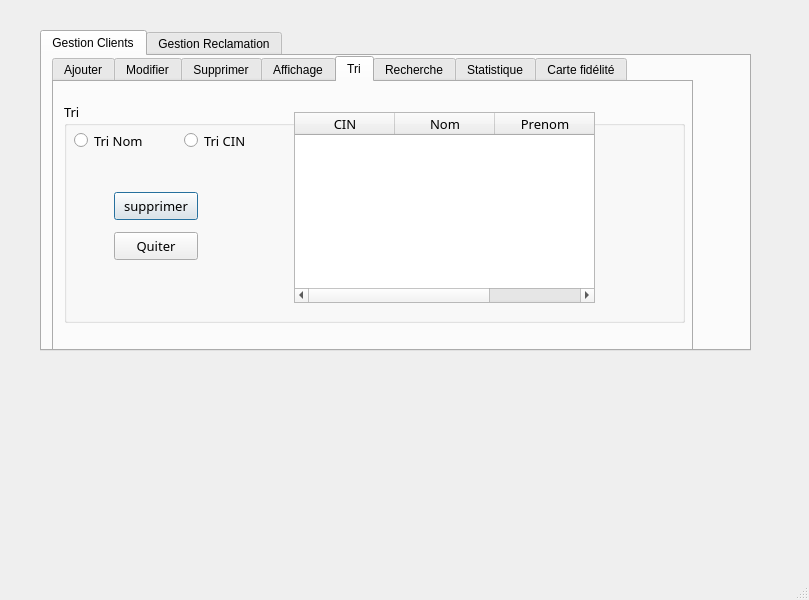
Above: Gestion_client/mainwindow.ui from laroussiamir01/Smart_Printer_2A5 before the change. Below: the same form after it.
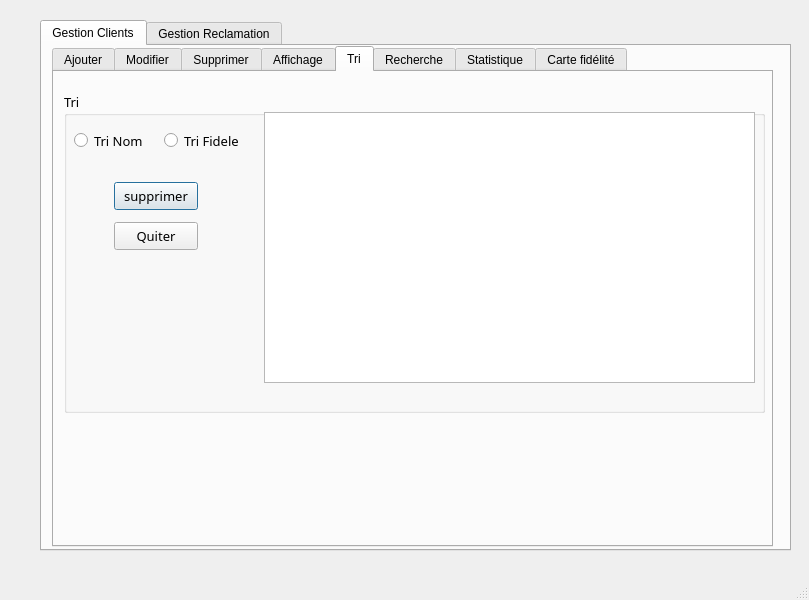
That is the form after the change. The open tabs and pages were chosen to show the change. Icons and pictures are not drawn.

Diff of the .ui file:
```diff
--- a/Gestion_client/mainwindow.ui
+++ b/Gestion_client/mainwindow.ui
@@ -18,9 +18,9 @@
     <property name="geometry">
      <rect>
       <x>40</x>
-      <y>30</y>
-      <width>711</width>
-      <height>321</height>
+      <y>20</y>
+      <width>751</width>
+      <height>531</height>
      </rect>
     </property>
     <property name="currentIndex">
@@ -35,8 +35,8 @@
        <rect>
         <x>10</x>
         <y>0</y>
-        <width>641</width>
-        <height>301</height>
+        <width>721</width>
+        <height>501</height>
        </rect>
       </property>
       <property name="currentIndex">
@@ -748,8 +748,8 @@
          <rect>
           <x>10</x>
           <y>20</y>
-          <width>621</width>
-          <height>221</height>
+          <width>701</width>
+          <height>321</height>
          </rect>
         </property>
         <property name="font">
@@ -763,57 +763,6 @@
         <property name="title">
          <string>Tri</string>
         </property>
-        <widget class="QRadioButton" name="radioButton_TRInProd">
-         <property name="geometry">
-          <rect>
-           <x>10</x>
-           <y>30</y>
-           <width>82</width>
-           <height>17</height>
-          </rect>
-         </property>
-         <property name="text">
-          <string>Tri Nom</string>
-         </property>
-        </widget>
-        <widget class="QRadioButton" name="radioButton_TRInProd_3">
-         <property name="geometry">
-          <rect>
-           <x>120</x>
-           <y>30</y>
-           <width>81</width>
-           <height>17</height>
-          </rect>
-         </property>
-         <property name="text">
-          <string>Tri CIN</string>
-         </property>
-        </widget>
-        <widget class="QTableWidget" name="tableWidget">
-         <property name="geometry">
-          <rect>
-           <x>230</x>
-           <y>10</y>
-           <width>301</width>
-           <height>191</height>
-          </rect>
-         </property>
-         <column>
-          <property name="text">
-           <string>CIN</string>
-          </property>
-         </column>
-         <column>
-          <property name="text">
-           <string>Nom</string>
-          </property>
-         </column>
-         <column>
-          <property name="text">
-           <string>Prenom</string>
-          </property>
-         </column>
-        </widget>
         <widget class="QPushButton" name="suppProduit_2">
          <property name="geometry">
           <rect>
@@ -879,6 +828,42 @@
           <bool>false</bool>
          </property>
         </widget>
+        <widget class="QTableView" name="tableView_tri">
+         <property name="geometry">
+          <rect>
+           <x>200</x>
+           <y>20</y>
+           <width>491</width>
+           <height>271</height>
+          </rect>
+         </property>
+        </widget>
+        <widget class="QRadioButton" name="radioButton_TRInProdPrix">
+         <property name="geometry">
+          <rect>
+           <x>100</x>
+           <y>40</y>
+           <width>81</width>
+           <height>17</height>
+          </rect>
+         </property>
+         <property name="text">
+          <string>Tri Fidele</string>
+         </property>
+        </widget>
+        <widget class="QRadioButton" name="radioButton_TRInProd">
+         <property name="geometry">
+          <rect>
+           <x>10</x>
+           <y>40</y>
+           <width>82</width>
+           <height>17</height>
+          </rect>
+         </property>
+         <property name="text">
+          <string>Tri Nom</string>
+         </property>
+        </widget>
        </widget>
       </widget>
       <widget class="QWidget" name="tab_4">
```
Left out of the diff: 164 changed lines with no effect on the pictures.
